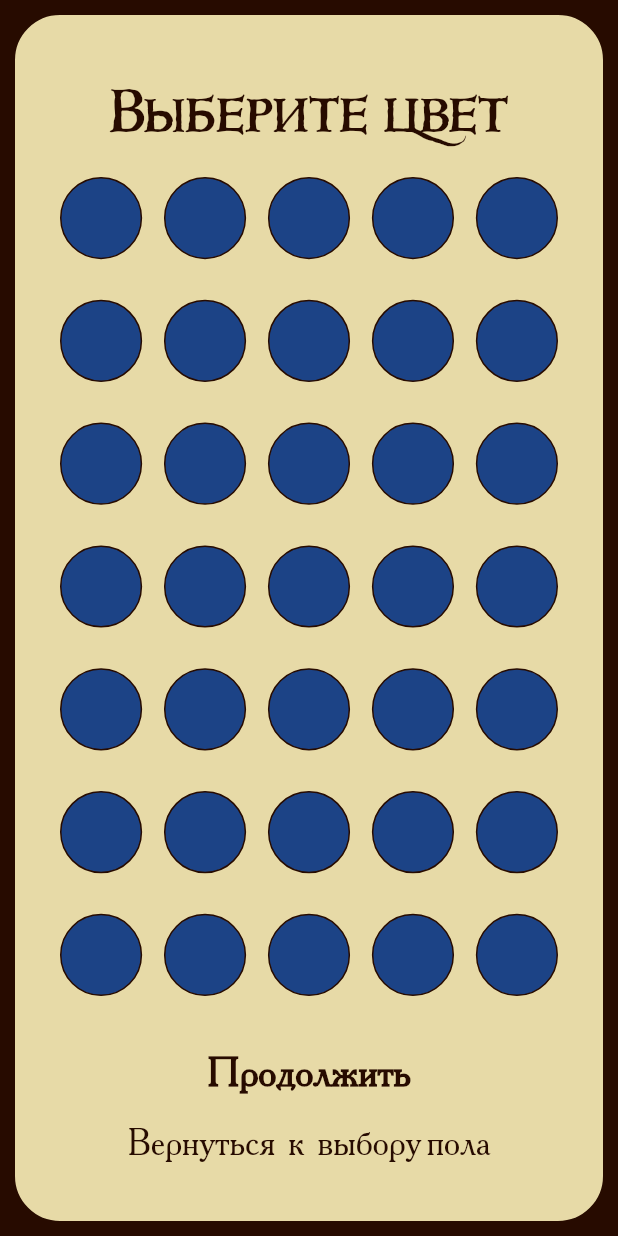
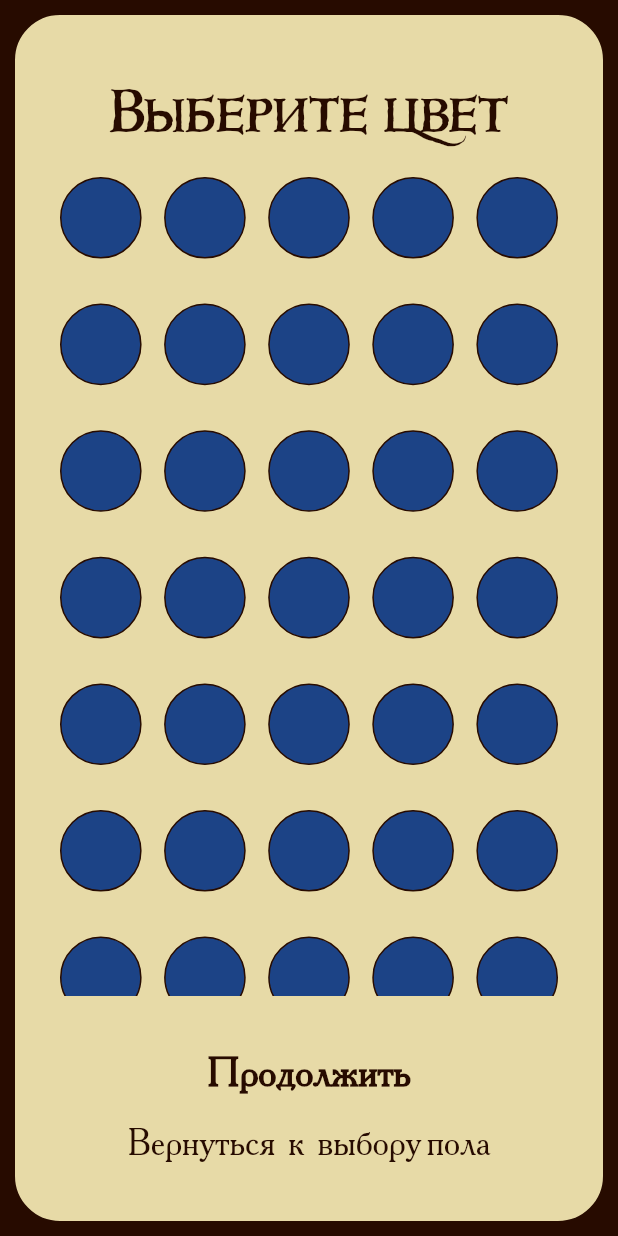
Before and after one commit to V4nchous/munchkin_notebook, a Flutter app: the ChooseColor screen opened by its route, on a phone screen of 412 x 824 dp. Run offline on Flutter 3.47's test engine with Material 2 defaults, Android fonts, the phone set to English and light mode, and no system bars; our stand-ins replace auto_route, pin_code_fields; generated files the repository leaves out were written again.

Commit message:
reworked choose color group widget using gridview

```diff
--- a/lib/pages/basic_widgets/page_units/choose_color_group.dart
+++ b/lib/pages/basic_widgets/page_units/choose_color_group.dart
@@ -13,50 +13,17 @@ class ChooseColorGroup extends StatelessWidget {
 
   @override
   Widget build(BuildContext context) {
-    return Column(
-      mainAxisAlignment: MainAxisAlignment.spaceBetween,
-      children: [
-        RowOfColorUnits(controller: controller),
-        RowOfColorUnits(controller: controller),
-        RowOfColorUnits(controller: controller),
-        RowOfColorUnits(controller: controller),
-        RowOfColorUnits(controller: controller),
-        RowOfColorUnits(controller: controller),
-        RowOfColorUnits(controller: controller),
-      ],
-    );
-  }
-}
-
-class RowOfColorUnits extends StatelessWidget {
-  const RowOfColorUnits({
-    super.key,
-    required this.controller,
-  });
-
-  final ChooseColorController controller;
-
-  @override
-  Widget build(BuildContext context) {
-    return Row(
-      mainAxisAlignment: MainAxisAlignment.spaceBetween,
-      children: [
-        ColorUnit(
-          controller: controller,
-        ),
-        ColorUnit(
-          controller: controller,
-        ),
-        ColorUnit(
-          controller: controller,
-        ),
-        ColorUnit(
-          controller: controller,
-        ),
-        ColorUnit(
-          controller: controller,
-        ),
-      ],
+    return GridView.builder(
+      physics: const NeverScrollableScrollPhysics(),
+      itemCount: 35,
+      gridDelegate: const SliverGridDelegateWithFixedCrossAxisCount(
+        crossAxisCount: 5,
+        mainAxisSpacing: 30,
+        crossAxisSpacing: 15,
+      ),
+      itemBuilder: (context, index) {
+        return ColorUnit(controller: controller);
+      },
     );
   }
 }
```
